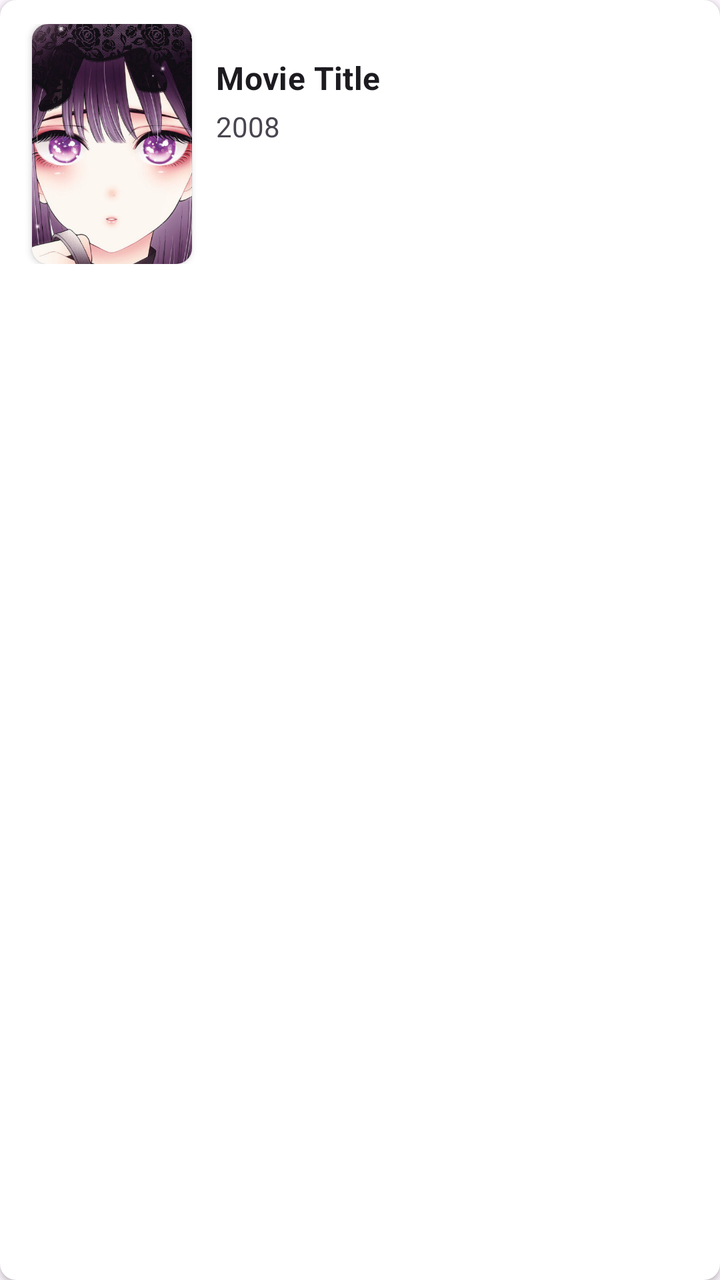
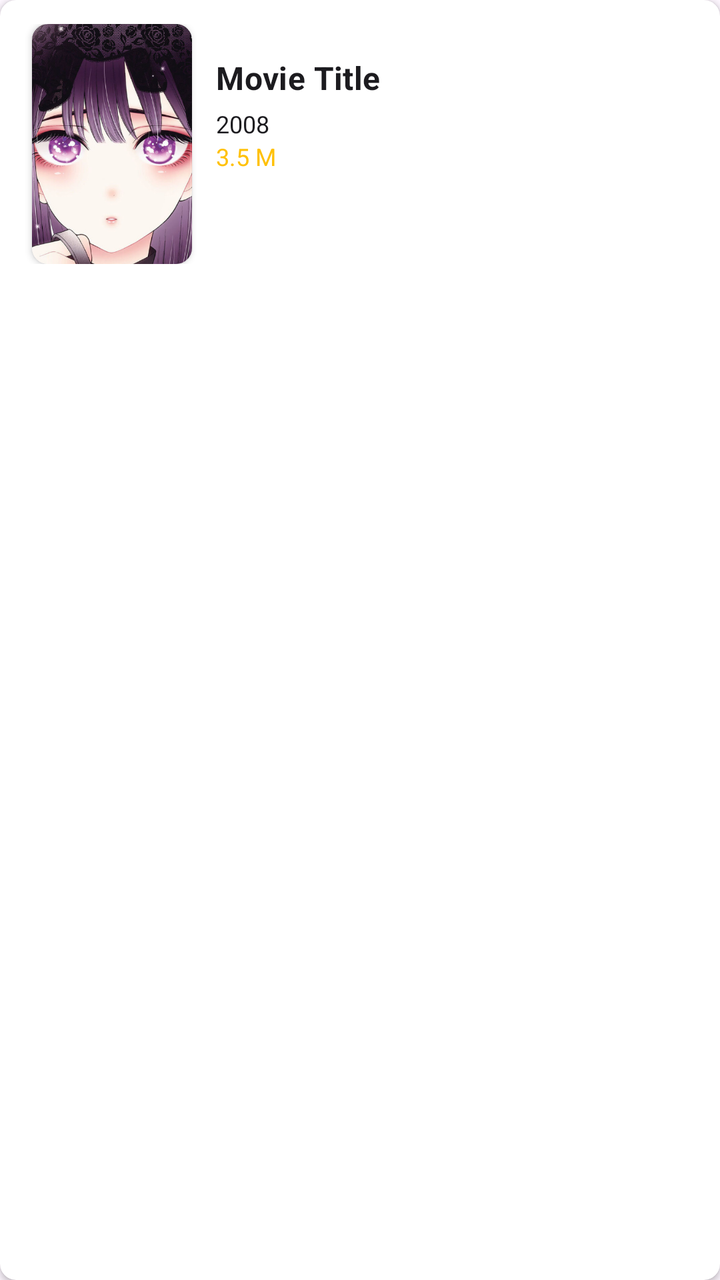

An Android layout rendered at two revisions. The XML below is the earlier revision; the diff shows what the commit changed to produce the second picture.
<!-- AndroidManifest.xml: application theme Theme.AppXemPhim -->
<!-- res/layout/item_favorite.xml -->
<?xml version="1.0" encoding="utf-8"?>
<androidx.cardview.widget.CardView xmlns:android="http://schemas.android.com/apk/res/android"
    xmlns:app="http://schemas.android.com/apk/res-auto"
    android:id="@+id/cardView"
    android:layout_width="match_parent"
    android:layout_height="wrap_content"
    android:layout_margin="8dp"
    android:elevation="4dp"
    android:foreground="?attr/selectableItemBackground"
    app:cardCornerRadius="8dp">

    <LinearLayout
        android:layout_width="match_parent"
        android:layout_height="wrap_content"
        android:orientation="horizontal"
        android:padding="12dp">
        <androidx.cardview.widget.CardView
            android:layout_marginLeft="4dp"
            android:layout_width="wrap_content"
            android:layout_height="wrap_content"
            app:cardCornerRadius="8dp">
            <ImageView
                android:id="@+id/imgPoster"
                android:layout_width="80dp"
                android:layout_height="120dp"
                android:scaleType="centerCrop"
                android:src="@drawable/placeholder_poster" />
        </androidx.cardview.widget.CardView>



        <LinearLayout
            android:layout_width="0dp"
            android:layout_height="match_parent"
            android:layout_weight="1"
            android:orientation="vertical"
            android:paddingStart="12dp">

            <TextView
                android:id="@+id/tvTitle"
                android:layout_width="wrap_content"
                android:layout_height="wrap_content"
                android:text="Movie Title"
                android:textAppearance="?attr/textAppearanceSubtitle1"
                android:textStyle="bold"
                android:layout_marginTop="16dp"/>
            <TextView
                android:id="@+id/tvYear"
                android:layout_width="wrap_content"
                android:layout_height="wrap_content"
                android:text="2008"
                android:layout_marginTop="4dp"/>

        </LinearLayout>
    </LinearLayout>
</androidx.cardview.widget.CardView>
<!-- resources referenced by this layout -->
<resources>
  <!-- drawable placeholder_poster: png bitmap (drawable, 524929 bytes) -->
  <style name="Theme.AppXemPhim" parent="Base.Theme.AppXemPhim" />
  <style name="Base.Theme.AppXemPhim" parent="Theme.Material3.DayNight.NoActionBar">
          
          
      </style>
</resources>

<!-- the commit's change to res/layout/item_favorite.xml (unified diff, before → after) -->
@@ -7,7 +7,8 @@
     android:layout_margin="8dp"
     android:elevation="4dp"
     android:foreground="?attr/selectableItemBackground"
-    app:cardCornerRadius="8dp">
+    app:cardCornerRadius="8dp"
+    android:background="@color/colorBlurBackground">
 
     <LinearLayout
         android:layout_width="match_parent"
@@ -43,13 +44,31 @@
                 android:text="Movie Title"
                 android:textAppearance="?attr/textAppearanceSubtitle1"
                 android:textStyle="bold"
-                android:layout_marginTop="16dp"/>
+                android:layout_marginTop="16dp"
+                android:maxLines="2"
+                android:ellipsize="end"
+                android:textColor="@color/onSurface"/>
             <TextView
                 android:id="@+id/tvYear"
                 android:layout_width="wrap_content"
                 android:layout_height="wrap_content"
                 android:text="2008"
-                android:layout_marginTop="4dp"/>
+                android:layout_marginTop="4dp"
+                android:maxLines="1"
+                android:ellipsize="end"
+                android:textSize="12sp"
+                android:textColor="@color/onSurface"/>
+
+            <TextView
+                android:id="@+id/tvViews"
+                android:layout_width="wrap_content"
+                android:layout_height="wrap_content"
+                android:text="3.5 M"
+                android:maxLines="1"
+                android:ellipsize="end"
+                android:textSize="12sp"
+                android:textColor="@color/colorSecondary"/>
+
 
         </LinearLayout>
     </LinearLayout>
<!-- resource entries referenced after the edit -->
@@ -1,5 +1,8 @@
 <!-- resources referenced by this layout -->
 <resources>
+  <color name="colorBlurBackground">#80FFFFFF</color>
+  <color name="colorSecondary">#FFC107</color>
+  <color name="onSurface">#1C1B1F</color>
   <!-- drawable placeholder_poster: png bitmap (drawable, 524929 bytes) -->
   <style name="Theme.AppXemPhim" parent="Base.Theme.AppXemPhim" />
   <style name="Base.Theme.AppXemPhim" parent="Theme.Material3.DayNight.NoActionBar">
